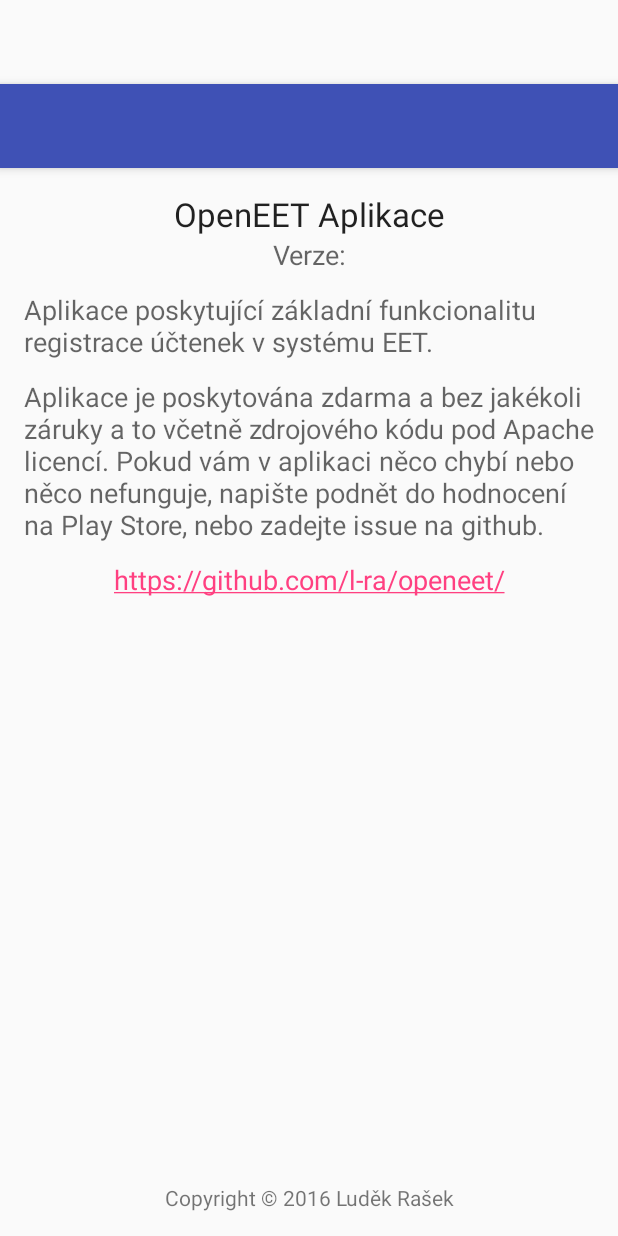
After one commit to l-ra/openeet, an Android app: the layout activity_about.xml on its own in the app's theme, with its tools: preview values and no code run, on a phone screen of 412 x 824 dp. The commit adds this screen. Run offline under Robolectric (Android 15) with nearby library versions, the phone set to English and light mode, and no system bars.

Commit message:
about screen added

```diff
--- a/android/OpenEET/app/src/main/java/com/github/openeet/openeet/MainActivity.java
+++ b/android/OpenEET/app/src/main/java/com/github/openeet/openeet/MainActivity.java
@@ -143,6 +143,9 @@ public class MainActivity extends AppCompatActivity
             Snackbar.make(findViewById(R.id.content_main_activity),"Zobrazeny účtenky s chybou",3000).show();
         } else if (id == R.id.nav_settings) {
             Snackbar.make(findViewById(R.id.content_main_activity),"Nastavení není implementováno",3000).show();
+        } else if (id == R.id.nav_about) {
+            Intent showAboutIntent = new Intent(MainActivity.this, AboutActivity.class);
+            startActivity(showAboutIntent);
         }
         updateList();
 
--- a/android/OpenEET/app/src/main/java/com/github/openeet/openeet/RegisterSale.java
+++ b/android/OpenEET/app/src/main/java/com/github/openeet/openeet/RegisterSale.java
@@ -30,6 +30,8 @@ public class RegisterSale extends AppCompatActivity {
 
         RegisterSaleTemplate template=RegisterSaleTemplate.getSimpleTemplate();
         template.applyAll(findViewById(R.id.register_sale_main));
+
+        getSupportActionBar().setDisplayHomeAsUpEnabled(true);
     }
 
     @Override
--- a/android/OpenEET/app/src/main/java/com/github/openeet/openeet/SaleListArrayAdapter.java
+++ b/android/OpenEET/app/src/main/java/com/github/openeet/openeet/SaleListArrayAdapter.java
@@ -59,7 +59,8 @@ public class SaleListArrayAdapter extends ArrayAdapter<SaleService.SaleEntry> {
         }
         else {
             if (entry.registered) {
-                icon.setText(R.string.icon_done);
+                if (entry.offline) icon.setText(R.string.icon_done_offline);
+                else if (!entry.offline) icon.setText(R.string.icon_done_online);
                 secondLine.setText(String.format("fik: %s",entry.fik));
             } else {
                 if (entry.error) {
--- a/android/OpenEET/app/src/main/java/com/github/openeet/openeet/SaleService.java
+++ b/android/OpenEET/app/src/main/java/com/github/openeet/openeet/SaleService.java
@@ -211,6 +211,7 @@ public class SaleService {
             if (entry.registered) return; //already registered
 
             entry.startAttempt();
+            if (!firstAttempt) store.saveSaleEntry(entry);
             notifyListeners(bkpList);
             EetRegisterRequest.Builder builder = EetRegisterRequest.builder()
                     .fromDTO(entry.saleData)
--- a/android/OpenEET/app/src/main/java/com/github/openeet/openeet/SaleStore.java
+++ b/android/OpenEET/app/src/main/java/com/github/openeet/openeet/SaleStore.java
@@ -66,4 +66,8 @@ public abstract class SaleStore {
 
     abstract public SaleService.SaleEntry[] findError(int offset, int limit, LimitType type) throws SaleStoreException;
 
+    abstract public void clearStore() throws SaleStoreException;
+
+    abstract public void removeSale(String bkp) throws SaleStoreException;
+
 }
--- /dev/null
+++ b/android/OpenEET/app/src/main/res/layout/activity_about.xml
@@ -0,0 +1,34 @@
+<?xml version="1.0" encoding="utf-8"?>
+<android.support.design.widget.CoordinatorLayout xmlns:android="http://schemas.android.com/apk/res/android"
+    xmlns:app="http://schemas.android.com/apk/res-auto"
+    xmlns:tools="http://schemas.android.com/tools"
+    android:layout_width="match_parent"
+    android:layout_height="match_parent"
+    android:fitsSystemWindows="true"
+    tools:context="com.github.openeet.openeet.AboutActivity">
+
+    <android.support.design.widget.AppBarLayout
+        android:layout_width="match_parent"
+        android:layout_height="wrap_content"
+        android:theme="@style/AppTheme.AppBarOverlay">
+
+        <android.support.v7.widget.Toolbar
+            android:id="@+id/toolbar"
+            android:layout_width="match_parent"
+            android:layout_height="?attr/actionBarSize"
+            android:background="?attr/colorPrimary"
+            app:popupTheme="@style/AppTheme.PopupOverlay" />
+
+    </android.support.design.widget.AppBarLayout>
+
+    <include layout="@layout/content_about" />
+
+    <!--android.support.design.widget.FloatingActionButton
+        android:id="@+id/fab"
+        android:layout_width="wrap_content"
+        android:layout_height="wrap_content"
+        android:layout_gravity="bottom|end"
+        android:layout_margin="@dimen/fab_margin"
+        android:src="@android:drawable/ic_dialog_email" /-->
+
+</android.support.design.widget.CoordinatorLayout>
--- /dev/null
+++ b/android/OpenEET/app/src/main/res/layout/content_about.xml
@@ -0,0 +1,97 @@
+<?xml version="1.0" encoding="utf-8"?>
+<RelativeLayout xmlns:android="http://schemas.android.com/apk/res/android"
+    xmlns:app="http://schemas.android.com/apk/res-auto"
+    xmlns:tools="http://schemas.android.com/tools"
+    android:layout_width="match_parent"
+    android:layout_height="match_parent"
+    android:paddingBottom="@dimen/activity_vertical_margin"
+    android:paddingLeft="@dimen/activity_horizontal_margin"
+    android:paddingRight="@dimen/activity_horizontal_margin"
+    android:paddingTop="@dimen/activity_vertical_margin"
+    app:layout_behavior="@string/appbar_scrolling_view_behavior"
+    tools:context="com.github.openeet.openeet.AboutActivity"
+    tools:showIn="@layout/activity_about">
+
+    <TextView
+        android:autoLink="all"
+        android:layout_width="wrap_content"
+        android:layout_height="wrap_content"
+        android:textAppearance="?android:attr/textAppearanceLarge"
+        android:text="@string/about_text_title"
+        android:id="@+id/textView2"
+        android:layout_alignParentTop="true"
+        android:layout_alignParentLeft="true"
+        android:layout_alignParentStart="true"
+        android:focusableInTouchMode="true"
+        android:layout_alignRight="@+id/textView5"
+        android:layout_alignEnd="@+id/textView5"
+        android:textAlignment="center" />
+
+    <TextView
+        android:autoLink="all"
+        android:layout_width="wrap_content"
+        android:layout_height="wrap_content"
+        android:textAppearance="?android:attr/textAppearanceMedium"
+        android:text="@string/about_text_detail"
+        android:id="@+id/textView3"
+        android:layout_below="@+id/textView5"
+        android:layout_alignParentLeft="true"
+        android:layout_alignParentStart="true"
+        android:layout_marginTop="12dp" />
+
+    <TextView
+        android:autoLink="all"
+        android:layout_width="wrap_content"
+        android:layout_height="wrap_content"
+        android:textAppearance="?android:attr/textAppearanceMedium"
+        android:text="@string/about_text_intro"
+        android:id="@+id/textView5"
+        android:layout_marginTop="12dp"
+        android:layout_below="@+id/about_version"
+        android:layout_alignParentLeft="true"
+        android:layout_alignParentStart="true" />
+
+    <TextView
+        android:autoLink="all"
+        android:layout_width="wrap_content"
+        android:layout_height="wrap_content"
+        android:textAppearance="?android:attr/textAppearanceMedium"
+        android:text="@string/about_text_github_link"
+        android:id="@+id/textView6"
+        android:layout_below="@+id/textView3"
+        android:layout_alignParentLeft="true"
+        android:layout_alignParentStart="true"
+        android:layout_marginTop="12dp"
+        android:layout_alignRight="@+id/textView3"
+        android:layout_alignEnd="@+id/textView3"
+        android:textAlignment="center" />
+
+    <TextView
+        android:autoLink="all"
+        android:layout_width="wrap_content"
+        android:layout_height="wrap_content"
+        android:textAppearance="?android:attr/textAppearanceSmall"
+        android:text="@string/about_text_copyrigth"
+        android:id="@+id/textView7"
+        android:layout_alignParentBottom="true"
+        android:layout_alignParentLeft="true"
+        android:layout_alignParentStart="true"
+        android:layout_alignRight="@+id/textView6"
+        android:layout_alignEnd="@+id/textView6"
+        android:textAlignment="center" />
+
+    <TextView
+        android:autoLink="all"
+        android:layout_width="wrap_content"
+        android:layout_height="wrap_content"
+        android:textAppearance="?android:attr/textAppearanceMedium"
+        android:text="@string/about_text_version"
+        android:id="@+id/about_version"
+        android:layout_alignParentRight="true"
+        android:layout_alignParentEnd="true"
+        android:layout_below="@+id/textView2"
+        android:layout_alignParentLeft="true"
+        android:layout_alignParentStart="true"
+        android:textAlignment="center" />
+
+</RelativeLayout>
--- a/android/OpenEET/app/src/main/res/layout/nav_header_main_activity.xml
+++ b/android/OpenEET/app/src/main/res/layout/nav_header_main_activity.xml
@@ -26,6 +26,7 @@
         android:textAppearance="@style/TextAppearance.AppCompat.Body1" />
 
     <TextView
+        android:autoLink="web"
         android:id="@+id/textView"
         android:layout_width="wrap_content"
         android:layout_height="wrap_content"
--- a/android/OpenEET/app/src/main/res/layout/sale_list_item.xml
+++ b/android/OpenEET/app/src/main/res/layout/sale_list_item.xml
@@ -35,9 +35,10 @@
     <TextView
         android:layout_width="wrap_content"
         android:layout_height="match_parent"
+        android:textAppearance="?android:attr/textAppearanceLarge"
         android:text="@string/icon_exchange"
         android:id="@+id/sale_item_icon"
-        android:layout_gravity="center_horizontal|top"
+        android:layout_gravity="center_horizontal|center_vertical"
         android:layout_alignParentTop="true"
         android:layout_alignParentRight="true"
         android:layout_alignParentEnd="true" />
--- a/android/OpenEET/app/src/main/res/menu/activity_main_activity_drawer.xml
+++ b/android/OpenEET/app/src/main/res/menu/activity_main_activity_drawer.xml
@@ -26,6 +26,10 @@
             android:id="@+id/nav_settings"
             android:icon="@drawable/pointer_spot_touch"
             android:title="Nastavení" />
+        <item
+            android:id="@+id/nav_about"
+            android:icon="@drawable/pointer_spot_touch"
+            android:title="O aplikaci ..." />
     </group>
 
 </menu>
--- a/android/OpenEET/app/src/main/res/values/strings.xml
+++ b/android/OpenEET/app/src/main/res/values/strings.xml
@@ -108,13 +108,21 @@
 
 
     <string name="icon_exchange">&#xf0ec;</string>
-    <string name="icon_done">&#xf046;</string>
+    <string name="icon_done_online">&#xf14a;</string>
+    <string name="icon_done_offline">&#xf046;</string>
     <string name="icon_error">&#xf071;</string>
     <string name="icon_gears">&#xf085;</string>
     <string name="title_activity_main_activity_new">MainActivityNew</string>
 
     <string name="navigation_drawer_open">Open navigation drawer</string>
     <string name="navigation_drawer_close">Close navigation drawer</string>
+    <string name="title_activity_about">O aplikaci</string>
+    <string name="about_text_intro">Aplikace poskytující základní funkcionalitu registrace účtenek v systému EET.</string>
+    <string name="about_text_github_link">https://github.com/l-ra/openeet/</string>
+    <string name="about_text_copyrigth">Copyright © 2016 Luděk Rašek</string>
+    <string name="about_text_detail">Aplikace je poskytována zdarma a bez jakékoli záruky a to včetně zdrojového kódu pod Apache licencí. Pokud vám v aplikaci něco chybí nebo něco nefunguje, napište podnět do hodnocení na Play Store, nebo zadejte issue na github.</string>
+    <string name="about_text_title">OpenEET Aplikace</string>
+    <string name="about_text_version">Verze:</string>
 
 
 </resources>
```
Also changed, not shown: android/OpenEET/app/src/main/AndroidManifest.xml (+10 -0 lines), android/OpenEET/app/src/main/java/com/github/openeet/openeet/AboutActivity.java (added, +47 -0 lines), android/OpenEET/app/src/main/java/com/github/openeet/openeet/SaleStoreFileImpl.java (+16 -0 lines), 1 other file.
